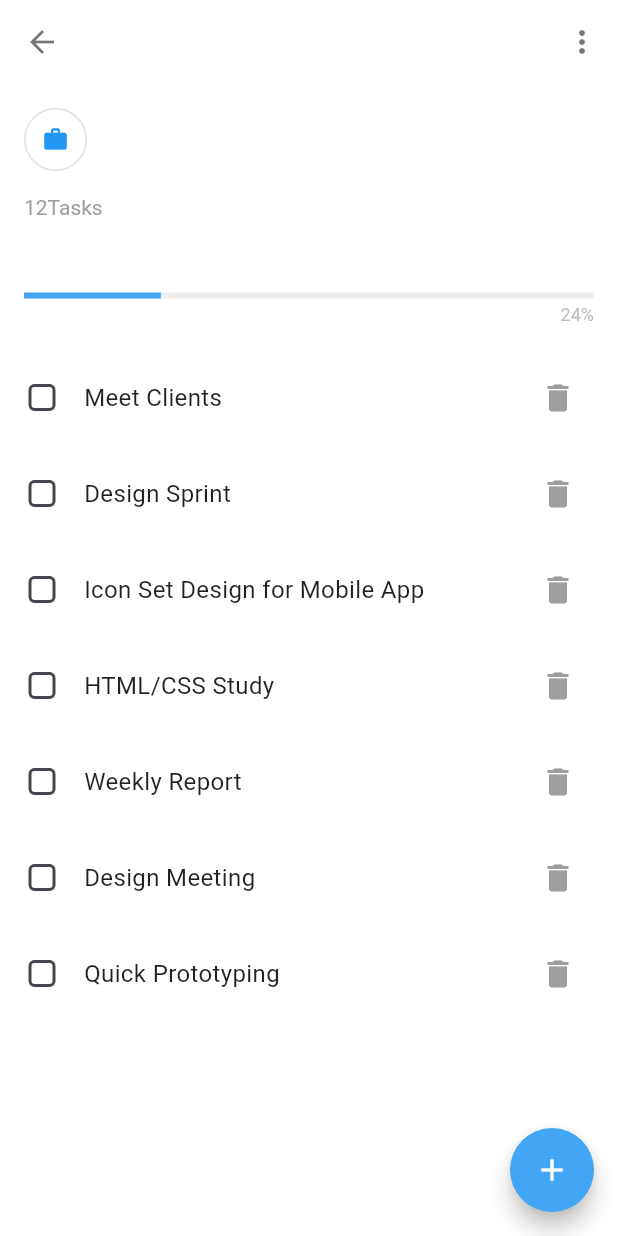
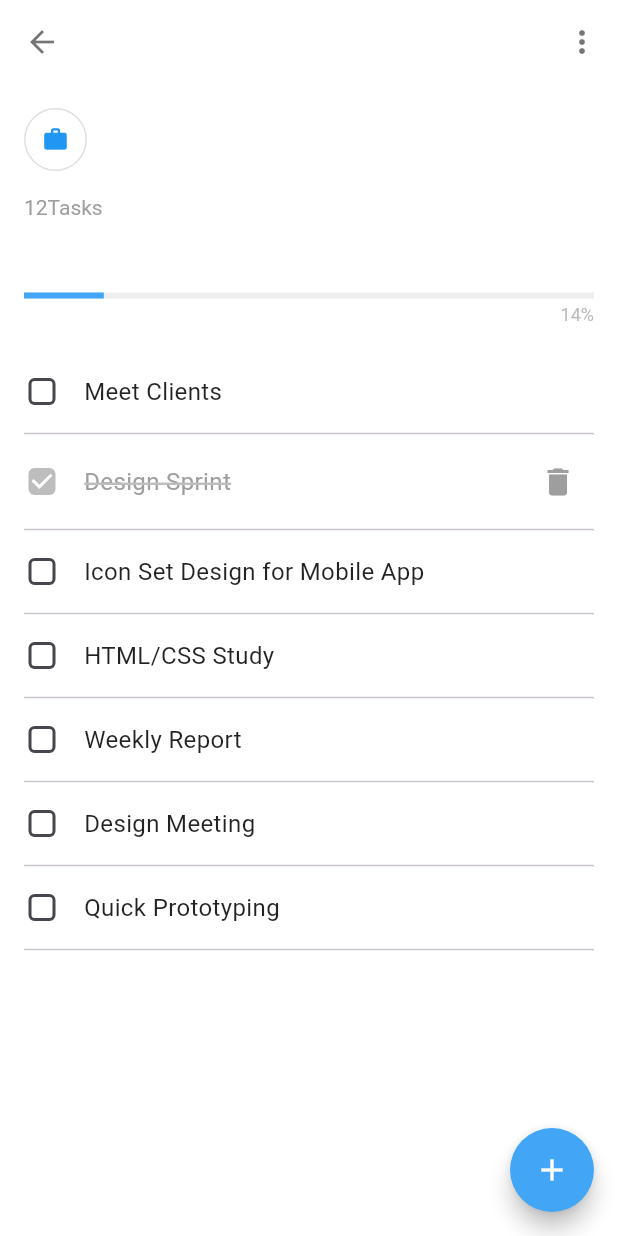
Before and after one commit to eamirho3ein3/animation_example, a Flutter app: the DetailPage screen opened directly with empty values, on a phone screen of 412 x 824 dp. Run offline on Flutter 3.47's test engine with Material 3 defaults, Android fonts, the phone set to English and light mode, and no system bars; our stand-ins replace equatable, flutter_bloc.

Commit message:
feat: add logic to detail card

```diff
--- a/lib/models/task.dart
+++ b/lib/models/task.dart
@@ -1,5 +1,15 @@
 class Task {
+  final String id;
   final String title;
+  final bool isCompleted;
 
-  Task({required this.title});
+  Task({required this.id, required this.title, this.isCompleted = false});
+
+  Task copyWith({String? id, String? title, bool? isCompleted}) {
+    return Task(
+      id: id ?? this.id,
+      title: title ?? this.title,
+      isCompleted: isCompleted ?? this.isCompleted,
+    );
+  }
 }
--- /dev/null
+++ b/lib/pages/card_detail/bloc/card_detail_bloc.dart
@@ -0,0 +1,79 @@
+import 'package:animation_example/models/task.dart';
+import 'package:animation_example/pages/card_detail/bloc/card_detail_events.dart';
+import 'package:animation_example/pages/card_detail/bloc/card_detail_states.dart';
+import 'package:animation_example/pages/card_detail/widgets/task_item.dart';
+import 'package:flutter/material.dart';
+import 'package:flutter_bloc/flutter_bloc.dart';
+
+export 'package:animation_example/pages/card_detail/bloc/card_detail_events.dart';
+export 'package:animation_example/pages/card_detail/bloc/card_detail_states.dart';
+
+class DetailBloc extends Bloc<DetailEvent, DetailState> {
+  bool isLoading = false;
+  bool isSearching = false;
+  bool haveMoreData = true;
+
+  final List<Task> tasks = [
+    Task(id: '1', title: 'Meet Clients'),
+    Task(id: '2', title: 'Design Sprint', isCompleted: true),
+    Task(id: '3', title: 'Icon Set Design for Mobile App'),
+    Task(id: '4', title: 'HTML/CSS Study'),
+    Task(id: '5', title: 'Weekly Report'),
+    Task(id: '6', title: 'Design Meeting'),
+    Task(id: '7', title: 'Quick Prototyping'),
+  ];
+
+  final GlobalKey<AnimatedListState> listKey = GlobalKey<AnimatedListState>();
+
+  DetailBloc() : super(DetailUninitialized()) {
+    on<Reset>(_onReset);
+    on<UpdateTaskStatus>(_onUpdateTaskStatus);
+    on<AddNewTask>(_onAddNewTask);
+    on<RemoveTask>(_onRemoveTask);
+  }
+
+  void _onReset(Reset event, Emitter<DetailState> emit) async {
+    emit(DetailReset());
+  }
+
+  void _onUpdateTaskStatus(
+    UpdateTaskStatus event,
+    Emitter<DetailState> emit,
+  ) async {
+    emit(DetailLoading());
+    final index = tasks.indexWhere((element) => element.id == event.newTask.id);
+    tasks[index] = event.newTask;
+
+    emit(TaskStatusUpdated());
+  }
+
+  void _onAddNewTask(AddNewTask event, Emitter<DetailState> emit) async {
+    emit(DetailLoading());
+    tasks.insert(0, event.newTask);
+    listKey.currentState?.insertItem(
+      0,
+      duration: const Duration(milliseconds: 500),
+    );
+
+    emit(TasksUpdated());
+  }
+
+  void _onRemoveTask(RemoveTask event, Emitter<DetailState> emit) async {
+    emit(DetailLoading());
+    Task removedTask = tasks.removeAt(event.index);
+    listKey.currentState?.removeItem(
+      event.index,
+      (context, animation) => TaskItemWidget(
+        task: removedTask,
+        animation: animation,
+        removeTask: (index) {
+          add(RemoveTask(index));
+        },
+        detailBloc: this,
+      ),
+      duration: const Duration(milliseconds: 500),
+    );
+
+    emit(TasksUpdated());
+  }
+}
--- /dev/null
+++ b/lib/pages/card_detail/bloc/card_detail_events.dart
@@ -0,0 +1,24 @@
+import 'package:animation_example/models/task.dart';
+import 'package:equatable/equatable.dart';
+
+class DetailEvent extends Equatable {
+  @override
+  List<Object> get props => [];
+}
+
+class UpdateTaskStatus extends DetailEvent {
+  final Task newTask;
+  UpdateTaskStatus(this.newTask);
+}
+
+class AddNewTask extends DetailEvent {
+  final Task newTask;
+  AddNewTask(this.newTask);
+}
+
+class RemoveTask extends DetailEvent {
+  final int index;
+  RemoveTask(this.index);
+}
+
+class Reset extends DetailEvent {}
--- /dev/null
+++ b/lib/pages/card_detail/bloc/card_detail_states.dart
@@ -0,0 +1,16 @@
+import 'package:equatable/equatable.dart';
+
+class DetailState extends Equatable {
+  @override
+  List<Object> get props => [];
+}
+
+class DetailUninitialized extends DetailState {}
+
+class DetailLoading extends DetailState {}
+
+class DetailReset extends DetailState {}
+
+class TaskStatusUpdated extends DetailState {}
+
+class TasksUpdated extends DetailState {}
--- a/lib/pages/card_detail/card_detail.dart
+++ b/lib/pages/card_detail/card_detail.dart
@@ -1,4 +1,4 @@
-import 'package:animation_example/models/task.dart';
+import 'package:animation_example/pages/card_detail/bloc/card_detail_bloc.dart';
 import 'package:animation_example/pages/card_detail/widgets/task_item.dart';
 import 'package:animation_example/pages/new_task/new_task.dart';
 import 'package:animation_example/pages/widgets/detail_progress.dart';
@@ -6,8 +6,10 @@ import 'package:animation_example/pages/widgets/detail_title.dart';
 import 'package:animation_example/pages/widgets/more_button.dart';
 import 'package:animation_example/pages/widgets/task_count.dart';
 import 'package:animation_example/pages/widgets/task_icon.dart';
+import 'package:animation_example/services/extentions.dart';
 import 'package:flutter/cupertino.dart';
 import 'package:flutter/material.dart';
+import 'package:flutter_bloc/flutter_bloc.dart';
 
 class DetailPage extends StatefulWidget {
   final int index;
@@ -25,20 +27,9 @@ class _DetailPageState extends State<DetailPage> with TickerProviderStateMixin {
   late AnimationController _contentAnimationController;
   late Animation<double> _contentHeightAnimation;
 
-  final GlobalKey<AnimatedListState> _listKey = GlobalKey<AnimatedListState>();
+  final ScrollController _scrollController = ScrollController();
 
-  final ScrollController _scrollController = ScrollController();
-  bool _canDismissWithDrag = true;
-
-  final List<Task> _tasks = [
-    Task(title: 'Meet Clients'),
-    Task(title: 'Design Sprint'),
-    Task(title: 'Icon Set Design for Mobile App'),
-    Task(title: 'HTML/CSS Study'),
-    Task(title: 'Weekly Report'),
-    Task(title: 'Design Meeting'),
-    Task(title: 'Quick Prototyping'),
-  ];
+  DetailBloc? _detailBloc;
 
   @override
   void initState() {
@@ -72,20 +63,6 @@ class _DetailPageState extends State<DetailPage> with TickerProviderStateMixin {
       ),
     );
 
-    // Add listener to scroll controller to determine when to enable/disable swipe to dismiss
-    _scrollController.addListener(() {
-      if (_scrollController.position.pixels <= 0) {
-        // Only allow dismissal when scrolled to the top
-        setState(() {
-          _canDismissWithDrag = true;
-        });
-      } else {
-        setState(() {
-          _canDismissWithDrag = false;
-        });
-      }
-    });
-
     // Start FAB and the height animation when the page loads
     Future.delayed(const Duration(milliseconds: 600), () {
       _buttonAnimationController.forward();
@@ -111,13 +88,31 @@ class _DetailPageState extends State<DetailPage> with TickerProviderStateMixin {
 
   @override
   Widget build(BuildContext context) {
-    return PopScope(
+    return BlocProvider<DetailBloc>(
+      create: (context) => DetailBloc(),
+      child: PopScope(
         canPop: false,
         onPopInvokedWithResult: (context, result) {
           _dismissPage(shouldPop: false);
         },
 
-      child: Stack(
+        child: _manageState(),
+      ),
+    );
+  }
+
+  _manageState() {
+    return BlocBuilder<DetailBloc, DetailState>(
+      builder: (context, state) {
+        _detailBloc = context.read<DetailBloc>();
+
+        return _buildBody();
+      },
+    );
+  }
+
+  _buildBody() {
+    return Stack(
       children: [
         TweenAnimationBuilder<double>(
           tween: Tween(begin: 0.7, end: 1.0),
@@ -142,8 +137,7 @@ class _DetailPageState extends State<DetailPage> with TickerProviderStateMixin {
           ),
           body: NotificationListener<ScrollNotification>(
             onNotification: (notification) {
-                if (_canDismissWithDrag &&
-                    notification is ScrollUpdateNotification &&
+              if (notification is ScrollUpdateNotification &&
                   notification.metrics.pixels <= 0 &&
                   notification.dragDetails != null &&
                   notification.dragDetails!.primaryDelta! > 10) {
@@ -180,7 +174,10 @@ class _DetailPageState extends State<DetailPage> with TickerProviderStateMixin {
                           ),
                           const SizedBox(height: 8),
                           // Progress indicator
-                            DetailProgressIndicator(index: widget.index),
+                          DetailProgressIndicator(
+                            index: widget.index,
+                            percentage: _detailBloc!.tasks.completedPercentage,
+                          ),
                           const SizedBox(height: 24),
 
                           // Tasks list
@@ -190,14 +187,17 @@ class _DetailPageState extends State<DetailPage> with TickerProviderStateMixin {
                             child: AnimatedList(
                               shrinkWrap: true,
                               physics: NeverScrollableScrollPhysics(),
-                                key: _listKey,
-                                initialItemCount: _tasks.length,
+                              key: _detailBloc!.listKey,
+                              initialItemCount: _detailBloc!.tasks.length,
                               itemBuilder: (context, index, animation) {
                                 return TaskItemWidget(
-                                    task: _tasks[index],
+                                  task: _detailBloc!.tasks[index],
                                   index: index,
                                   animation: animation,
-                                    removeTask: _removeTask,
+                                  removeTask: (index) {
+                                    _detailBloc!.add(RemoveTask(index));
+                                  },
+                                  detailBloc: _detailBloc!,
                                 );
                               },
                             ),
@@ -239,7 +239,7 @@ class _DetailPageState extends State<DetailPage> with TickerProviderStateMixin {
                         )
                         .then((result) {
                           if (result != null) {
-                              _addTask(result);
+                            _detailBloc!.add(AddNewTask(result));
                           }
                         });
                   },
@@ -249,28 +249,6 @@ class _DetailPageState extends State<DetailPage> with TickerProviderStateMixin {
           ),
         ),
       ],
-      ),
-    );
-  }
-
-  void _addTask(Task newTask) {
-    _tasks.insert(0, newTask);
-    _listKey.currentState?.insertItem(
-      0,
-      duration: const Duration(milliseconds: 500),
-    );
-  }
-
-  void _removeTask(int index) {
-    Task removedTask = _tasks.removeAt(index);
-    _listKey.currentState?.removeItem(
-      index,
-      (context, animation) => TaskItemWidget(
-        task: removedTask,
-        animation: animation,
-        removeTask: _removeTask,
-      ),
-      duration: const Duration(milliseconds: 500),
     );
   }
 }
--- a/lib/pages/card_detail/widgets/task_item.dart
+++ b/lib/pages/card_detail/widgets/task_item.dart
@@ -1,4 +1,5 @@
 import 'package:animation_example/models/task.dart';
+import 'package:animation_example/pages/card_detail/bloc/card_detail_bloc.dart';
 import 'package:flutter/material.dart';
 
 class TaskItemWidget extends StatelessWidget {
@@ -6,12 +7,14 @@ class TaskItemWidget extends StatelessWidget {
   final int? index;
   final Animation<double> animation;
   final void Function(int index) removeTask;
+  final DetailBloc detailBloc;
   const TaskItemWidget({
     super.key,
     required this.task,
     this.index,
     required this.animation,
     required this.removeTask,
+    required this.detailBloc,
   });
 
   @override
@@ -19,9 +22,9 @@ class TaskItemWidget extends StatelessWidget {
     return SizeTransition(
       sizeFactor: animation,
       axisAlignment: 0.0,
-      child: Padding(
-        padding: const EdgeInsets.only(bottom: 16.0),
-        child: Row(
+      child: Column(
+        children: [
+          Row(
             children: [
               // Checkbox
               SizedBox(
@@ -31,8 +34,14 @@ class TaskItemWidget extends StatelessWidget {
                   shape: RoundedRectangleBorder(
                     borderRadius: BorderRadius.circular(4),
                   ),
-                value: false,
-                onChanged: (value) {},
+                  activeColor: Colors.grey[400],
+
+                  value: task.isCompleted,
+                  onChanged: (value) {
+                    detailBloc.add(
+                      UpdateTaskStatus(task.copyWith(isCompleted: value)),
+                    );
+                  },
                 ),
               ),
               const SizedBox(width: 16),
@@ -40,20 +49,31 @@ class TaskItemWidget extends StatelessWidget {
               Expanded(
                 child: Text(
                   task.title,
-                style: const TextStyle(fontSize: 16, color: Colors.black87),
+                  style: TextStyle(
+                    fontSize: 16,
+                    color: task.isCompleted ? Colors.grey[500] : Colors.black87,
+                    decoration:
+                        task.isCompleted ? TextDecoration.lineThrough : null,
+                    decorationColor: task.isCompleted ? Colors.grey[400] : null,
+                    decorationThickness: task.isCompleted ? 2 : null,
+                  ),
                 ),
               ),
               // Delete button
-            IconButton(
+              task.isCompleted
+                  ? IconButton(
                     icon: const Icon(Icons.delete, color: Colors.grey),
                     onPressed: () {
                       if (index != null) {
                         removeTask(index!);
                       }
                     },
-            ),
+                  )
+                  : const SizedBox(height: 40),
             ],
           ),
+          Divider(),
+        ],
       ),
     );
   }
--- a/lib/pages/home/widgets/card_item.dart
+++ b/lib/pages/home/widgets/card_item.dart
@@ -79,7 +79,7 @@ class CardItem extends StatelessWidget {
                     DetailTitleWidget(index: index, title: title),
                     const SizedBox(height: 10),
                     // Progress Indicator
-                    DetailProgressIndicator(index: index),
+                    DetailProgressIndicator(index: index, percentage: 24),
                   ],
                 ),
               ),
--- a/lib/pages/new_task/new_task.dart
+++ b/lib/pages/new_task/new_task.dart
@@ -1,5 +1,6 @@
 import 'package:animation_example/models/task.dart';
 import 'package:flutter/material.dart';
+import 'package:uuid/uuid.dart';
 
 class NewTaskPage extends StatefulWidget {
   final Size deviceSize;
@@ -105,7 +106,7 @@ class _NewTaskPageState extends State<NewTaskPage>
                         onPressed: () {
                           Navigator.of(
                             context,
-                          ).pop(Task(title: _controller.text));
+                          ).pop(Task(title: _controller.text, id: Uuid().v4()));
                         },
                         child: Icon(Icons.add, color: Colors.white, size: 24),
                       ),
--- a/lib/pages/widgets/detail_progress.dart
+++ b/lib/pages/widgets/detail_progress.dart
@@ -2,7 +2,12 @@ import 'package:flutter/material.dart';
 
 class DetailProgressIndicator extends StatelessWidget {
   final int index;
-  const DetailProgressIndicator({super.key, required this.index});
+  final int percentage;
+  const DetailProgressIndicator({
+    super.key,
+    required this.index,
+    required this.percentage,
+  });
 
   @override
   Widget build(BuildContext context) {
@@ -10,16 +15,25 @@ class DetailProgressIndicator extends StatelessWidget {
       tag: 'detail_progress_indicator_$index',
       child: DefaultTextStyle(
         style: TextStyle(color: Colors.grey[400], fontSize: 12),
-        child: Column(
+        child: TweenAnimationBuilder<double>(
+          duration: const Duration(milliseconds: 300),
+          tween: Tween<double>(begin: 0, end: percentage.toDouble()),
+          builder: (context, animatedValue, child) {
+            return Column(
               children: [
                 LinearProgressIndicator(
-              value: 0.24,
+                  value: animatedValue / 100,
                   backgroundColor: Colors.grey[200],
                   valueColor: AlwaysStoppedAnimation<Color>(Colors.blue[400]!),
                 ),
                 const SizedBox(height: 4),
-            Align(alignment: Alignment.centerRight, child: Text('24%')),
+                Align(
+                  alignment: Alignment.centerRight,
+                  child: Text('${animatedValue.toInt()}%'),
+                ),
               ],
+            );
+          },
         ),
       ),
     );
--- a/pubspec.yaml
+++ b/pubspec.yaml
@@ -2,7 +2,7 @@ name: animation_example
 description: "A new Flutter project."
 # The following line prevents the package from being accidentally published to
 # pub.dev using `flutter pub publish`. This is preferred for private packages.
-publish_to: 'none' # Remove this line if you wish to publish to pub.dev
+publish_to: "none" # Remove this line if you wish to publish to pub.dev
 
 # The following defines the version and build number for your application.
 # A version number is three numbers separated by dots, like 1.2.43
@@ -34,6 +34,9 @@ dependencies:
   # The following adds the Cupertino Icons font to your application.
   # Use with the CupertinoIcons class for iOS style icons.
   cupertino_icons: ^1.0.8
+  flutter_bloc: ^9.1.0
+  equatable: ^2.0.7
+  uuid: ^4.5.1
 
 dev_dependencies:
   flutter_test:
@@ -51,7 +54,6 @@ dev_dependencies:
 
 # The following section is specific to Flutter packages.
 flutter:
-
   # The following line ensures that the Material Icons font is
   # included with your application, so that you can use the icons in
   # the material Icons class.
```
Also changed, not shown: lib/services/extentions.dart (added, +12 -0 lines), pubspec.lock. Lines whose indentation alone changed are shown as unchanged.
